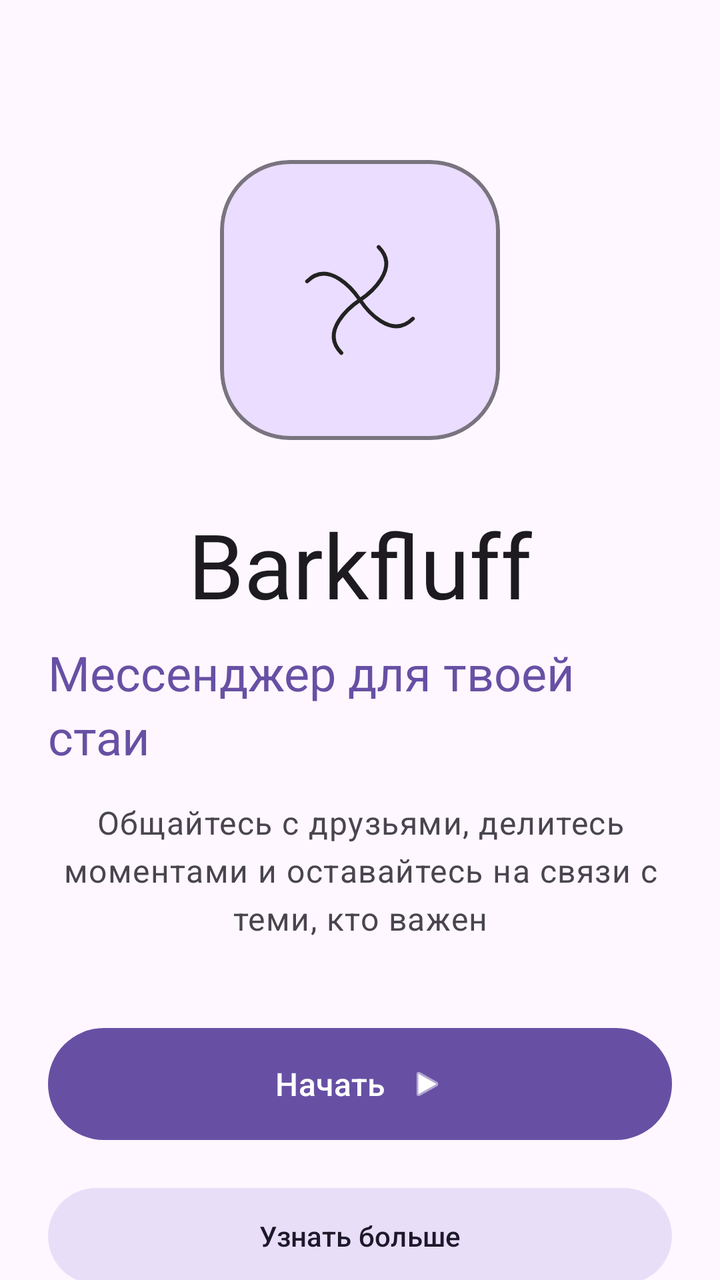
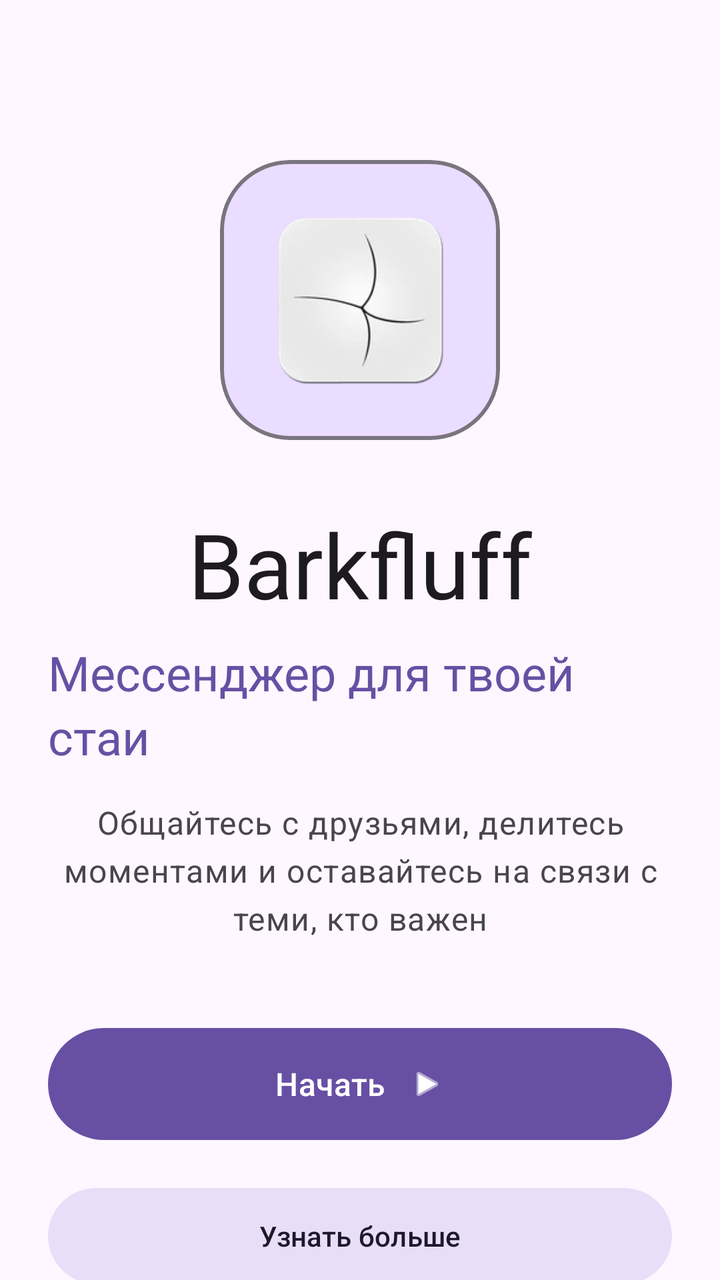

An Android layout rendered at two revisions. The XML below is the earlier revision; the diff shows what the commit changed to produce the second picture.
<!-- AndroidManifest.xml: activity theme Theme.BarkfluffClientAndroid -->
<!-- res/layout/activity_welcome.xml -->
<?xml version="1.0" encoding="utf-8"?>
<androidx.constraintlayout.widget.ConstraintLayout xmlns:android="http://schemas.android.com/apk/res/android"
    xmlns:app="http://schemas.android.com/apk/res-auto"
    android:layout_width="match_parent"
    android:layout_height="match_parent"
    android:background="?android:attr/colorBackground"
    android:fitsSystemWindows="true">

    <androidx.core.widget.NestedScrollView
        android:layout_width="0dp"
        android:layout_height="0dp"
        android:fillViewport="true"
        app:layout_constraintBottom_toBottomOf="parent"
        app:layout_constraintEnd_toEndOf="parent"
        app:layout_constraintStart_toStartOf="parent"
        app:layout_constraintTop_toTopOf="parent">

        <LinearLayout
            android:layout_width="match_parent"
            android:layout_height="wrap_content"
            android:gravity="center_horizontal"
            android:orientation="vertical"
            android:paddingHorizontal="24dp"
            android:paddingTop="80dp"
            android:paddingBottom="32dp">

            
            <com.google.android.material.card.MaterialCardView
                android:id="@+id/logoCard"
                android:layout_width="140dp"
                android:layout_height="140dp"
                android:layout_marginBottom="32dp"
                app:cardBackgroundColor="?attr/colorPrimaryContainer"
                app:cardCornerRadius="35dp"
                app:cardElevation="0dp"
                app:strokeColor="?attr/colorOutline"
                app:strokeWidth="2dp">

                <ImageView
                    android:id="@+id/logoImage"
                    android:layout_width="match_parent"
                    android:layout_height="match_parent"
                    android:contentDescription="@string/app_name"
                    android:padding="28dp"
                    android:src="@drawable/ic_launcher_foreground" />

            </com.google.android.material.card.MaterialCardView>

            
            <TextView
                android:id="@+id/titleText"
                android:layout_width="wrap_content"
                android:layout_height="wrap_content"
                android:layout_marginBottom="8dp"
                android:text="@string/app_name"
                android:textAppearance="?attr/textAppearanceDisplayMedium"
                android:textColor="?attr/colorOnSurface" />

            
            <TextView
                android:id="@+id/subtitleText"
                android:layout_width="wrap_content"
                android:layout_height="wrap_content"
                android:layout_marginBottom="16dp"
                android:text="Мессенджер для твоей стаи"
                android:textAppearance="?attr/textAppearanceHeadlineSmall"
                android:textColor="?attr/colorPrimary" />

            
            <TextView
                android:id="@+id/descriptionText"
                android:layout_width="match_parent"
                android:layout_height="wrap_content"
                android:layout_marginBottom="40dp"
                android:gravity="center"
                android:text="Общайтесь с друзьями, делитесь моментами и оставайтесь на связи с теми, кто важен"
                android:textAppearance="?attr/textAppearanceBodyLarge"
                android:textColor="?attr/colorOnSurfaceVariant" />

            
            <com.google.android.material.button.MaterialButton
                android:id="@+id/startButton"
                android:layout_width="match_parent"
                android:layout_height="64dp"
                android:layout_marginBottom="16dp"
                android:text="Начать"
                android:textAllCaps="false"
                android:textAppearance="?attr/textAppearanceTitleMedium"
                app:cornerRadius="32dp"
                app:icon="@android:drawable/ic_media_play"
                app:iconGravity="textEnd"
                app:iconPadding="12dp"
                app:iconTint="?attr/colorOnPrimary" />

            
            <com.google.android.material.button.MaterialButton
                android:id="@+id/learnMoreButton"
                style="@style/Widget.Material3.Button.TonalButton"
                android:layout_width="match_parent"
                android:layout_height="56dp"
                android:layout_marginBottom="48dp"
                android:text="Узнать больше"
                android:textAllCaps="false"
                android:textAppearance="?attr/textAppearanceTitleSmall"
                app:cornerRadius="28dp" />

            
            <LinearLayout
                android:id="@+id/footerPanel"
                android:layout_width="wrap_content"
                android:layout_height="wrap_content"
                android:gravity="center"
                android:orientation="horizontal">

                <com.google.android.material.button.MaterialButton
                    android:id="@+id/aboutLink"
                    style="@style/Widget.Material3.Button.TextButton"
                    android:layout_width="wrap_content"
                    android:layout_height="wrap_content"
                    android:text="О проекте"
                    android:textAllCaps="false" />

                <View
                    android:layout_width="4dp"
                    android:layout_height="4dp"
                    android:background="?attr/colorOutline" />

                <com.google.android.material.button.MaterialButton
                    android:id="@+id/privacyLink"
                    style="@style/Widget.Material3.Button.TextButton"
                    android:layout_width="wrap_content"
                    android:layout_height="wrap_content"
                    android:text="Конфиденциальность"
                    android:textAllCaps="false" />

                <View
                    android:layout_width="4dp"
                    android:layout_height="4dp"
                    android:background="?attr/colorOutline" />

                <com.google.android.material.button.MaterialButton
                    android:id="@+id/helpLink"
                    style="@style/Widget.Material3.Button.TextButton"
                    android:layout_width="wrap_content"
                    android:layout_height="wrap_content"
                    android:text="Справка"
                    android:textAllCaps="false" />

            </LinearLayout>

        </LinearLayout>

    </androidx.core.widget.NestedScrollView>

</androidx.constraintlayout.widget.ConstraintLayout>
<!-- resources referenced by this layout -->
<resources>
  <!-- drawable ic_launcher_foreground (drawable) -->
  <?xml version="1.0" encoding="utf-8"?>
  <vector xmlns:android="http://schemas.android.com/apk/res/android"
      android:width="108dp"
      android:height="108dp"
      android:viewportWidth="108"
      android:viewportHeight="108">
  
      
  
      
      <path
          android:pathData="M66,20 C80,34 60,50 54,54"
          android:strokeColor="#222222"
          android:strokeWidth="2.5"
          android:strokeLineCap="round"
          android:fillColor="#00000000" />
  
      
      <path
          android:pathData="M88,66 C74,80 58,60 54,54"
          android:strokeColor="#222222"
          android:strokeWidth="2.5"
          android:strokeLineCap="round"
          android:fillColor="#00000000" />
  
      
      <path
          android:pathData="M42,88 C28,74 48,58 54,54"
          android:strokeColor="#222222"
          android:strokeWidth="2.5"
          android:strokeLineCap="round"
          android:fillColor="#00000000" />
  
      
      <path
          android:pathData="M20,42 C34,28 50,48 54,54"
          android:strokeColor="#222222"
          android:strokeWidth="2.5"
          android:strokeLineCap="round"
          android:fillColor="#00000000" />
  
  </vector>
  <string name="app_name">Barkfluff</string>
  <style name="Theme.BarkfluffClientAndroid" parent="Base.Theme.BarkfluffClientAndroid" />
  <style name="Base.Theme.BarkfluffClientAndroid" parent="Theme.Material3.DayNight.NoActionBar">
          
          <item name="android:windowLayoutInDisplayCutoutMode" tools:targetApi="p">shortEdges</item>
          <item name="android:statusBarColor">@android:color/transparent</item>
          <item name="android:navigationBarColor">@android:color/transparent</item>
          <item name="android:windowBackground">?android:attr/colorBackground</item>
  
          
          <item name="shapeAppearanceSmallComponent">@style/ShapeAppearance.Material3.SmallComponent</item>
          <item name="shapeAppearanceMediumComponent">@style/ShapeAppearance.Material3.MediumComponent</item>
          <item name="shapeAppearanceLargeComponent">@style/ShapeAppearance.Material3.LargeComponent</item>
  
          
          <item name="textAppearanceDisplayLarge">@style/TextAppearance.Material3.DisplayLarge</item>
          <item name="textAppearanceHeadlineLarge">@style/TextAppearance.Material3.HeadlineLarge</item>
          <item name="textAppearanceTitleLarge">@style/TextAppearance.Material3.TitleLarge</item>
      </style>
</resources>

<!-- the commit's change to res/layout/activity_welcome.xml (unified diff, before → after) -->
@@ -42,7 +42,7 @@
                     android:layout_height="match_parent"
                     android:contentDescription="@string/app_name"
                     android:padding="28dp"
-                    android:src="@drawable/ic_launcher_foreground" />
+                    android:src="@mipmap/ic_launcher" />
 
             </com.google.android.material.card.MaterialCardView>
 
<!-- resource entries referenced after the edit -->
@@ -1,48 +1,6 @@
 <!-- resources referenced by this layout -->
 <resources>
-  <!-- drawable ic_launcher_foreground (drawable) -->
-  <?xml version="1.0" encoding="utf-8"?>
-  <vector xmlns:android="http://schemas.android.com/apk/res/android"
-      android:width="108dp"
-      android:height="108dp"
-      android:viewportWidth="108"
-      android:viewportHeight="108">
-  
-      
-  
-      
-      <path
-          android:pathData="M66,20 C80,34 60,50 54,54"
-          android:strokeColor="#222222"
-          android:strokeWidth="2.5"
-          android:strokeLineCap="round"
-          android:fillColor="#00000000" />
-  
-      
-      <path
-          android:pathData="M88,66 C74,80 58,60 54,54"
-          android:strokeColor="#222222"
-          android:strokeWidth="2.5"
-          android:strokeLineCap="round"
-          android:fillColor="#00000000" />
-  
-      
-      <path
-          android:pathData="M42,88 C28,74 48,58 54,54"
-          android:strokeColor="#222222"
-          android:strokeWidth="2.5"
-          android:strokeLineCap="round"
-          android:fillColor="#00000000" />
-  
-      
-      <path
-          android:pathData="M20,42 C34,28 50,48 54,54"
-          android:strokeColor="#222222"
-          android:strokeWidth="2.5"
-          android:strokeLineCap="round"
-          android:fillColor="#00000000" />
-  
-  </vector>
+  <!-- mipmap ic_launcher: webp bitmap (mipmap-hdpi, 1276 bytes) -->
   <string name="app_name">Barkfluff</string>
   <style name="Theme.BarkfluffClientAndroid" parent="Base.Theme.BarkfluffClientAndroid" />
   <style name="Base.Theme.BarkfluffClientAndroid" parent="Theme.Material3.DayNight.NoActionBar">
